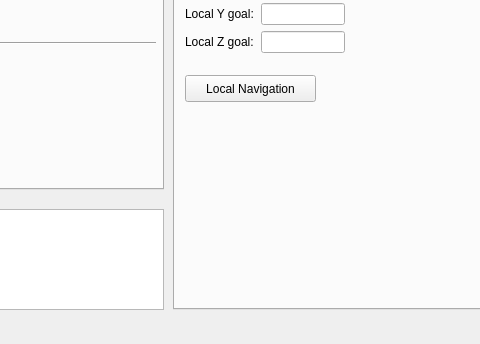
Qt form src/teamhku_ocs/teamhku_ocs.ui (SiChiTong/teamhku_ocs) before a commit; both pictures show x 367 to 847 and y 271 to 615 of the 1079 by 615 pixel window.
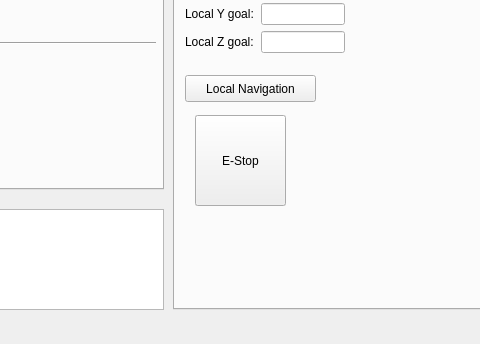
The same form after that commit.

Commit message: E-Stop Button added

```diff
--- a/src/teamhku_ocs/teamhku_ocs.ui
+++ b/src/teamhku_ocs/teamhku_ocs.ui
@@ -554,6 +554,22 @@
       <string>Local Navigation</string>
      </property>
     </widget>
+    <widget class="QPushButton" name="estop_button_">
+     <property name="geometry">
+      <rect>
+       <x>20</x>
+       <y>350</y>
+       <width>91</width>
+       <height>91</height>
+      </rect>
+     </property>
+     <property name="autoFillBackground">
+      <bool>true</bool>
+     </property>
+     <property name="text">
+      <string>E-Stop</string>
+     </property>
+    </widget>
    </widget>
    <widget class="QWidget" name="tab_2">
     <attribute name="title">
```
The commit also changes 3 other files.
